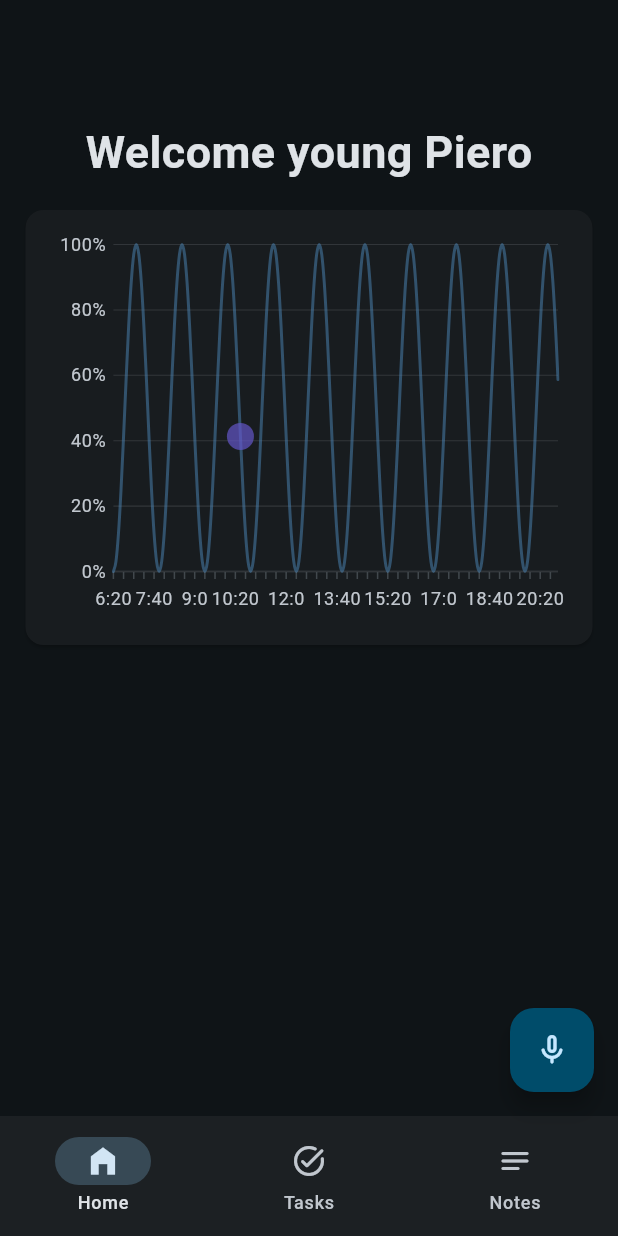
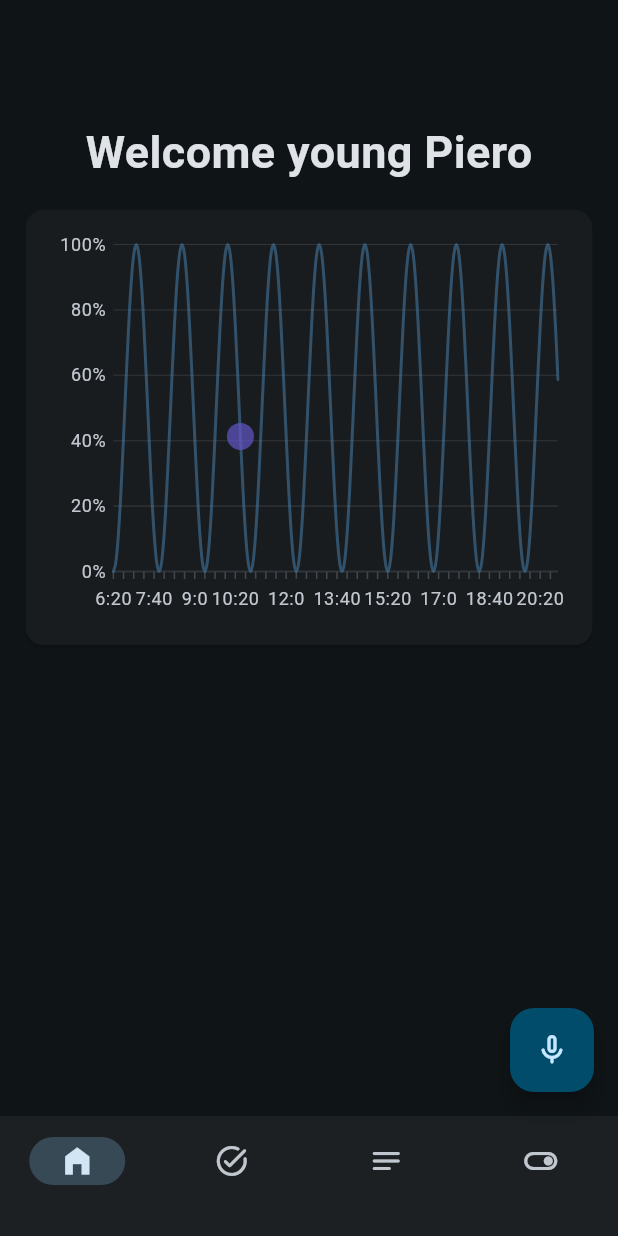
Before and after one commit to pierorolando1/alfred-pennyworth, a Flutter app: the HomePage screen opened by its route, on a phone screen of 412 x 824 dp. Run offline on Flutter 3.47's test engine with Material 2 defaults, Android fonts, the phone set to English and light mode, and no system bars; our stand-ins replace flutter_riverpod, go_router, shared_preferences, syncfusion_flutter_charts; accounts and stored records are empty.

Commit message:
Update navigations list in router.dart to include new toggle route

```diff
--- a/lib/config/router/router.dart
+++ b/lib/config/router/router.dart
@@ -9,9 +9,10 @@ import 'package:alfred/utils/widgets/redirect.dart';
 
 // [ [route, icon, label] ]
 const List<List<dynamic>> navigations = [
-  ["/app/home", Icons.home_filled, "Home"],
-  ["/app/tasks", Icons.task_alt_rounded, "Tasks"],
-  ["/app/notes", Icons.notes_rounded, "Notes"],
+  ["/app/home", Icons.home_filled, ""],
+  ["/app/tasks", Icons.task_alt_rounded, ""],
+  ["/app/notes", Icons.notes_rounded, ""],
+  ["/app/toogle", Icons.toggle_on_outlined, ""],
 ];
 
 final mainRouter = GoRouter(
```
